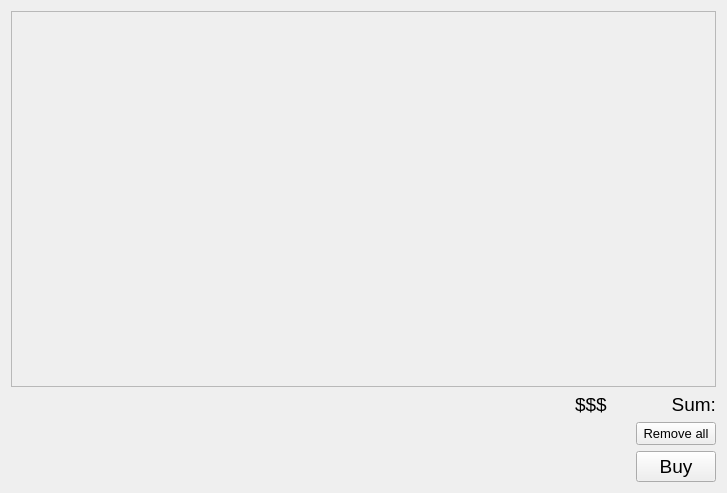
Old version of the form cartwidget.ui in the repository szymon27/xkomx.
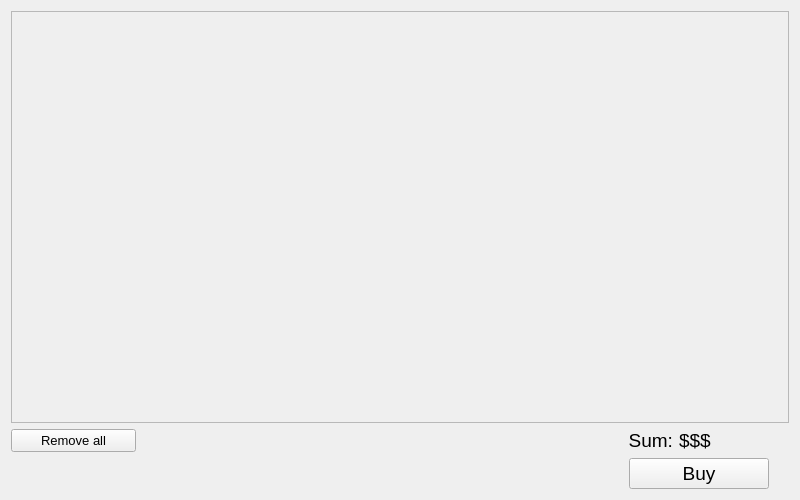
New version of the form.

What changed in the file:
```diff
--- a/cartwidget.ui
+++ b/cartwidget.ui
@@ -6,10 +6,22 @@
    <rect>
     <x>0</x>
     <y>0</y>
-    <width>642</width>
-    <height>493</height>
+    <width>800</width>
+    <height>500</height>
    </rect>
   </property>
+  <property name="minimumSize">
+   <size>
+    <width>800</width>
+    <height>500</height>
+   </size>
+  </property>
+  <property name="maximumSize">
+   <size>
+    <width>800</width>
+    <height>500</height>
+   </size>
+  </property>
   <property name="windowTitle">
    <string>XKOMX</string>
   </property>
@@ -28,8 +40,8 @@
            <rect>
             <x>0</x>
             <y>0</y>
-            <width>618</width>
-            <height>351</height>
+            <width>776</width>
+            <height>392</height>
            </rect>
           </property>
           <widget class="QWidget" name="verticalLayoutWidget">
@@ -48,6 +60,24 @@
        </item>
        <item>
         <layout class="QHBoxLayout" name="horizontalLayout_2">
+         <item>
+          <widget class="QPushButton" name="btnRemoveAll">
+           <property name="minimumSize">
+            <size>
+             <width>125</width>
+             <height>0</height>
+            </size>
+           </property>
+           <property name="font">
+            <font>
+             <pointsize>10</pointsize>
+            </font>
+           </property>
+           <property name="text">
+            <string>Remove all</string>
+           </property>
+          </widget>
+         </item>
          <item>
           <spacer name="horizontalSpacer_2">
            <property name="orientation">
@@ -61,24 +91,6 @@
            </property>
           </spacer>
          </item>
-         <item>
-          <widget class="QLabel" name="lbSum">
-           <property name="minimumSize">
-            <size>
-             <width>90</width>
-             <height>0</height>
-            </size>
-           </property>
-           <property name="font">
-            <font>
-             <pointsize>14</pointsize>
-            </font>
-           </property>
-           <property name="text">
-            <string>$$$</string>
-           </property>
-          </widget>
-         </item>
          <item>
           <widget class="QLabel" name="lbSum_">
            <property name="font">
@@ -94,12 +106,26 @@
            </property>
           </widget>
          </item>
-        </layout>
-       </item>
-       <item>
-        <layout class="QHBoxLayout" name="horizontalLayout_4">
          <item>
-          <spacer name="horizontalSpacer_4">
+          <widget class="QLabel" name="lbSum">
+           <property name="minimumSize">
+            <size>
+             <width>90</width>
+             <height>0</height>
+            </size>
+           </property>
+           <property name="font">
+            <font>
+             <pointsize>14</pointsize>
+            </font>
+           </property>
+           <property name="text">
+            <string>$$$</string>
+           </property>
+          </widget>
+         </item>
+         <item>
+          <spacer name="horizontalSpacer_3">
            <property name="orientation">
             <enum>Qt::Horizontal</enum>
            </property>
@@ -108,24 +134,12 @@
            </property>
            <property name="sizeHint" stdset="0">
             <size>
-             <width>625</width>
+             <width>20</width>
              <height>20</height>
             </size>
            </property>
           </spacer>
          </item>
-         <item>
-          <widget class="QPushButton" name="btnRemoveAll">
-           <property name="font">
-            <font>
-             <pointsize>10</pointsize>
-            </font>
-           </property>
-           <property name="text">
-            <string>Remove all</string>
-           </property>
-          </widget>
-         </item>
         </layout>
        </item>
        <item>
@@ -136,11 +150,11 @@
             <enum>Qt::Horizontal</enum>
            </property>
            <property name="sizeType">
-            <enum>QSizePolicy::Fixed</enum>
+            <enum>QSizePolicy::Expanding</enum>
            </property>
            <property name="sizeHint" stdset="0">
             <size>
-             <width>625</width>
+             <width>650</width>
              <height>20</height>
             </size>
            </property>
@@ -148,6 +162,12 @@
          </item>
          <item>
           <widget class="QPushButton" name="btnBuy">
+           <property name="minimumSize">
+            <size>
+             <width>140</width>
+             <height>0</height>
+            </size>
+           </property>
            <property name="font">
             <font>
              <pointsize>14</pointsize>
@@ -158,6 +178,22 @@
            </property>
           </widget>
          </item>
+         <item>
+          <spacer name="horizontalSpacer_4">
+           <property name="orientation">
+            <enum>Qt::Horizontal</enum>
+           </property>
+           <property name="sizeType">
+            <enum>QSizePolicy::Fixed</enum>
+           </property>
+           <property name="sizeHint" stdset="0">
+            <size>
+             <width>20</width>
+             <height>20</height>
+            </size>
+           </property>
+          </spacer>
+         </item>
         </layout>
        </item>
        <item>
```
